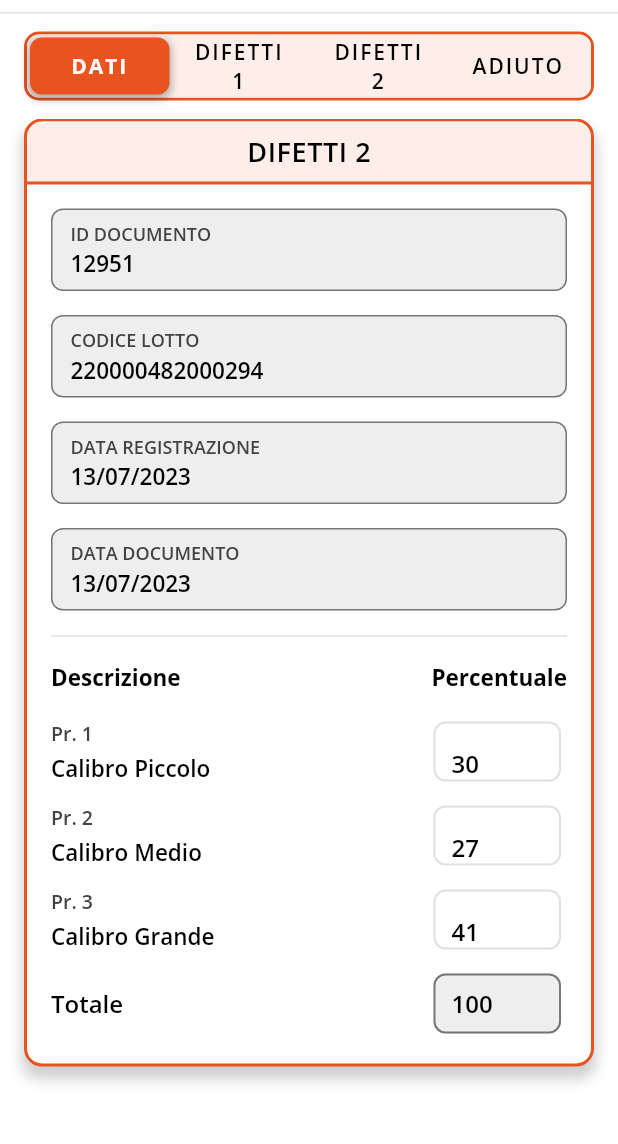
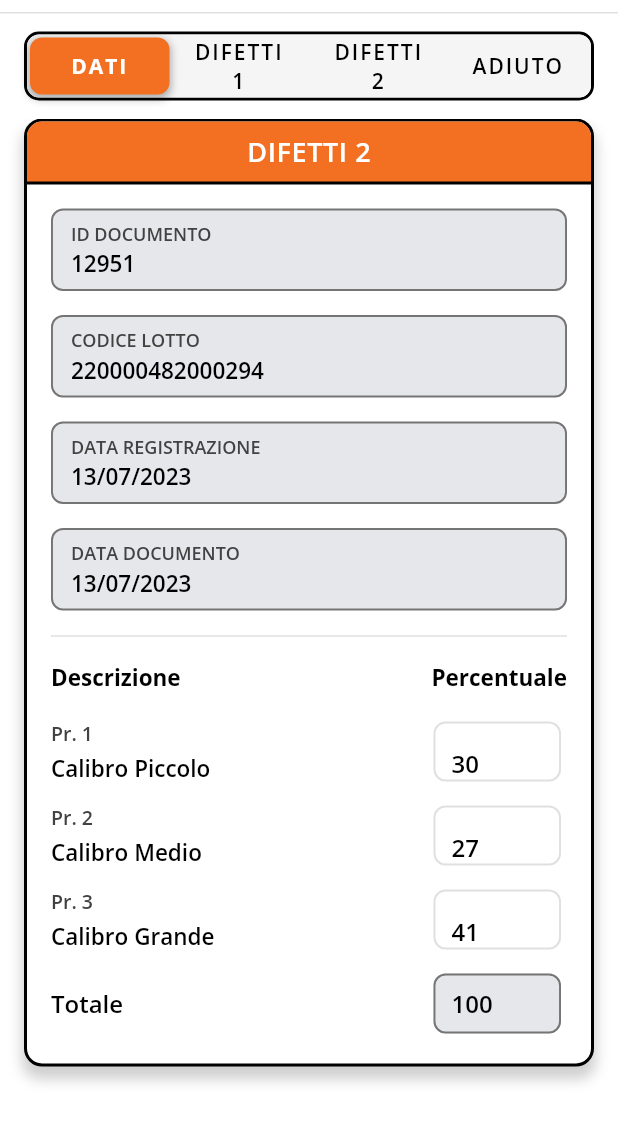
Before and after one commit to ilCatta/qualita, a Flutter app: the InformazioniLottoPage screen opened by its route, swiped to page 3, on a phone screen of 412 x 824 dp, the part 54-1198 px from its top. Run offline on Flutter 3.47's test engine with Material 2 defaults, Android fonts, the phone set to English and light mode, and no system bars; drawn by our look-alikes of auto_size_text, custom_sliding_segmented_control; our stand-ins replace adaptive_theme, dropdown_button2, eva_icons_flutter, font_awesome_flutter, go_router, ionicons; missing offline and left inert: mobile_scanner; project files that could hold a hidden picture were left out.

Commit message:
Modifiche grafiche

```diff
--- a/lib/pages/informazioni_lotto/info_lotto_difetti_2_page.dart
+++ b/lib/pages/informazioni_lotto/info_lotto_difetti_2_page.dart
@@ -1,6 +1,7 @@
 import 'package:flutter/material.dart';
 import 'package:qualita/pages/informazioni_lotto/widgets/campo_info_lotto_locked.dart';
 import 'package:qualita/pages/informazioni_lotto/widgets/card_info_lotto.dart';
+import 'package:qualita/theme/custom_color.dart';
 
 class InfoLottoDifetti2 extends StatefulWidget {
   const InfoLottoDifetti2({super.key});
@@ -159,13 +160,11 @@ class _InfoLottoDifetti2State extends State<InfoLottoDifetti2> {
           Card(
             elevation: 0,
             surfaceTintColor: Color(0xffffffff),
-            //color: Color(0xffffffff),
-            color: Colors.grey.shade200,
-
+            color: customColor.lockedBg,
             shape: RoundedRectangleBorder(
               borderRadius: BorderRadius.circular(8),
               side: BorderSide(
-                color: Colors.grey.shade600,
+                color: customColor.lockedBorder,
                 width: 1.3,
               ),
             ),
--- a/lib/pages/informazioni_lotto/informazioni_lotto_page.dart
+++ b/lib/pages/informazioni_lotto/informazioni_lotto_page.dart
@@ -7,6 +7,7 @@ import 'package:qualita/pages/informazioni_lotto/info_lotto_adiuto_page.dart';
 import 'package:qualita/pages/informazioni_lotto/info_lotto_dati_page.dart';
 import 'package:qualita/pages/informazioni_lotto/info_lotto_difetti_1_page.dart';
 import 'package:qualita/pages/informazioni_lotto/info_lotto_difetti_2_page.dart';
+import 'package:qualita/theme/custom_color.dart';
 
 class InformazioniLottoPage extends StatefulWidget {
   const InformazioniLottoPage({super.key});
@@ -101,12 +102,11 @@ class _InformazioniLottoPageState extends State<InformazioniLottoPage> {
     return Container(
       margin: EdgeInsets.fromLTRB(16, 12, 16, 12),
       decoration: BoxDecoration(
-        color: Color(0xffffffff),
         shape: BoxShape.rectangle,
         borderRadius: BorderRadius.circular(10),
         border: Border.all(
           width: 2,
-          color: Color(0xFFE9531F),
+          color: customColor.nero,
         ),
       ),
       child: CustomSlidingSegmentedControl<int>(
@@ -114,11 +114,11 @@ class _InformazioniLottoPageState extends State<InformazioniLottoPage> {
         height: 38,
         innerPadding: EdgeInsets.all(2),
         decoration: BoxDecoration(
-          color: Color(0xFFFDEEE9),
+          color: customColor.backgground1,
           borderRadius: BorderRadius.circular(8),
         ),
         thumbDecoration: BoxDecoration(
-          color: Color(0xFFE9531F),
+          color: customColor.arancione,
           borderRadius: BorderRadius.circular(8),
           boxShadow: [
             BoxShadow(
--- a/lib/pages/informazioni_lotto/widgets/campo_info_lotto_difetti_1.dart
+++ b/lib/pages/informazioni_lotto/widgets/campo_info_lotto_difetti_1.dart
@@ -20,6 +20,7 @@ class CampoInfoLottoDifetti1 extends StatelessWidget {
           color: Colors.white,
           border: Border.all(
             color: Colors.black,
+            width: 1.3,
           ),
           borderRadius: BorderRadius.all(Radius.circular(8)),
         ),
--- a/lib/pages/informazioni_lotto/widgets/campo_info_lotto_locked.dart
+++ b/lib/pages/informazioni_lotto/widgets/campo_info_lotto_locked.dart
@@ -1,6 +1,7 @@
 // ignore_for_file: must_be_immutable
 
 import 'package:flutter/material.dart';
+import 'package:qualita/theme/custom_color.dart';
 
 class CampoInfoLottoLocked extends StatelessWidget {
   String label;
@@ -16,10 +17,8 @@ class CampoInfoLottoLocked extends StatelessWidget {
         constraints: BoxConstraints(minHeight: 55, minWidth: double.infinity),
         width: double.infinity,
         decoration: BoxDecoration(
-          color: Colors.grey.shade200,
-          border: Border.all(
-            color: Colors.grey.shade600,
-          ),
+          color: customColor.lockedBg,
+          border: Border.all(color: customColor.lockedBorder, width: 1.3),
           borderRadius: BorderRadius.all(Radius.circular(8)),
         ),
         child: Column(
@@ -31,7 +30,7 @@ class CampoInfoLottoLocked extends StatelessWidget {
               style: TextStyle(
                 fontSize: 12,
                 fontWeight: FontWeight.w600,
-                color: Colors.grey.shade800,
+                color: customColor.lockedLabel,
               ),
             ),
             SizedBox(height: 2),
@@ -40,6 +39,7 @@ class CampoInfoLottoLocked extends StatelessWidget {
               style: TextStyle(
                 fontSize: 15,
                 fontWeight: FontWeight.w600,
+                color: customColor.lockedText,
               ),
             ),
           ],
--- a/lib/pages/informazioni_lotto/widgets/card_info_lotto.dart
+++ b/lib/pages/informazioni_lotto/widgets/card_info_lotto.dart
@@ -1,6 +1,7 @@
 // ignore_for_file: must_be_immutable
 
 import 'package:flutter/material.dart';
+import 'package:qualita/theme/custom_color.dart';
 
 class CardInfoLotto extends StatelessWidget {
   String title;
@@ -18,7 +19,7 @@ class CardInfoLotto extends StatelessWidget {
         borderRadius: BorderRadius.circular(12),
         border: Border.all(
           width: 2,
-          color: Color(0xFFE9531F),
+          color: customColor.nero,
         ),
         boxShadow: [
           BoxShadow(
@@ -35,12 +36,12 @@ class CardInfoLotto extends StatelessWidget {
         children: [
           Container(
             decoration: BoxDecoration(
-              color: Color(0xFFFDEEE9),
-              borderRadius: BorderRadius.only(topLeft: Radius.circular(12), topRight: Radius.circular(12)),
+              color: customColor.arancione,
+              borderRadius: BorderRadius.only(topLeft: Radius.circular(10), topRight: Radius.circular(10)),
             ),
             child: cardTitle(),
           ),
-          Divider(height: 1, color: Color(0xFFE9531F), thickness: 2),
+          Divider(height: 1, color: customColor.nero, thickness: 2),
           cardBody,
         ],
       ),
@@ -53,11 +54,7 @@ class CardInfoLotto extends StatelessWidget {
           Center(
             child: Text(
               title.toUpperCase(),
-              style: TextStyle(
-                fontSize: 18,
-                fontWeight: FontWeight.w600,
-                letterSpacing: 0.4,
-              ),
+              style: TextStyle(fontSize: 18, fontWeight: FontWeight.w600, letterSpacing: 0.4, color: Colors.white),
             ),
           ),
           SizedBox(height: 8),
--- a/lib/pages/login/login_accedi.dart
+++ b/lib/pages/login/login_accedi.dart
@@ -151,6 +151,9 @@ class _LoginAccediState extends State<LoginAccedi> {
   Widget _bottonePasswordDimenticata() => Padding(
         padding: EdgeInsets.only(top: 8.0),
         child: TextButton(
+          style: ButtonStyle(
+            overlayColor: MaterialStateProperty.all(Colors.transparent),
+          ),
           onPressed: () {},
           child: Text(
             "Password dimenticata?",
--- a/lib/pages/seleziona_lotto/seleziona_lotto_page.dart
+++ b/lib/pages/seleziona_lotto/seleziona_lotto_page.dart
@@ -3,6 +3,7 @@
 import 'package:flutter/material.dart';
 import 'package:go_router/go_router.dart';
 import 'package:ionicons/ionicons.dart';
+import 'package:qualita/theme/custom_color.dart';
 import 'package:qualita/widgets/logo_widget.dart';
 import 'package:qualita/widgets/menu_laterale.dart';
 
@@ -142,7 +143,7 @@ class _SelezionaLottoPageState extends State<SelezionaLottoPage> {
             width: double.infinity,
             height: 40,
             decoration: BoxDecoration(
-              color: Color(0xFFE9531F),
+              color: customColor.arancione,
               borderRadius: BorderRadius.circular(8),
             ),
             child: Center(
--- a/lib/widgets/menu_laterale.dart
+++ b/lib/widgets/menu_laterale.dart
@@ -3,6 +3,7 @@ import 'package:flutter/material.dart';
 import 'package:font_awesome_flutter/font_awesome_flutter.dart';
 import 'package:go_router/go_router.dart';
 import 'package:ionicons/ionicons.dart';
+import 'package:qualita/theme/custom_color.dart';
 import 'package:qualita/widgets/logo_widget.dart';
 
 enum SezioniMenu {
@@ -126,7 +127,7 @@ class _MenuLateraleState extends State<MenuLaterale> {
       Container(
         decoration: widget.menuSelezionato == nomeMenu
             ? BoxDecoration(
-                color: Color(0xFFE9531F),
+                color: customColor.arancione,
                 borderRadius: BorderRadius.all(
                   Radius.circular(10),
                 ),
```
Also changed, not shown: lib/theme/custom_color.dart (added, +24 -0 lines).
